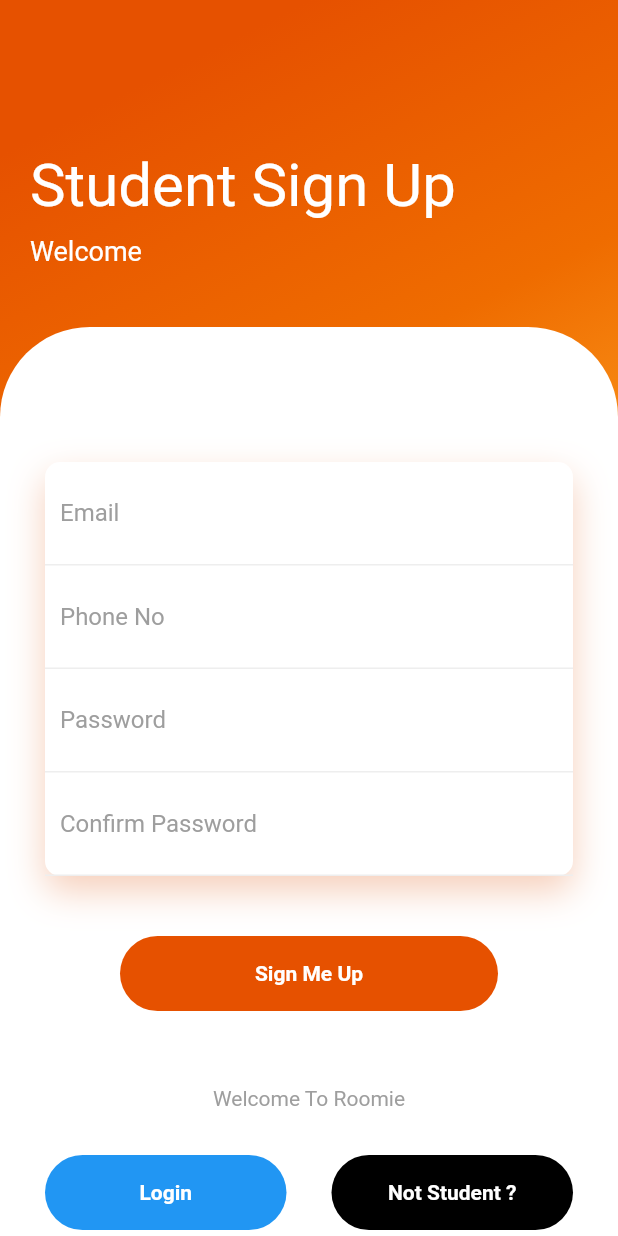
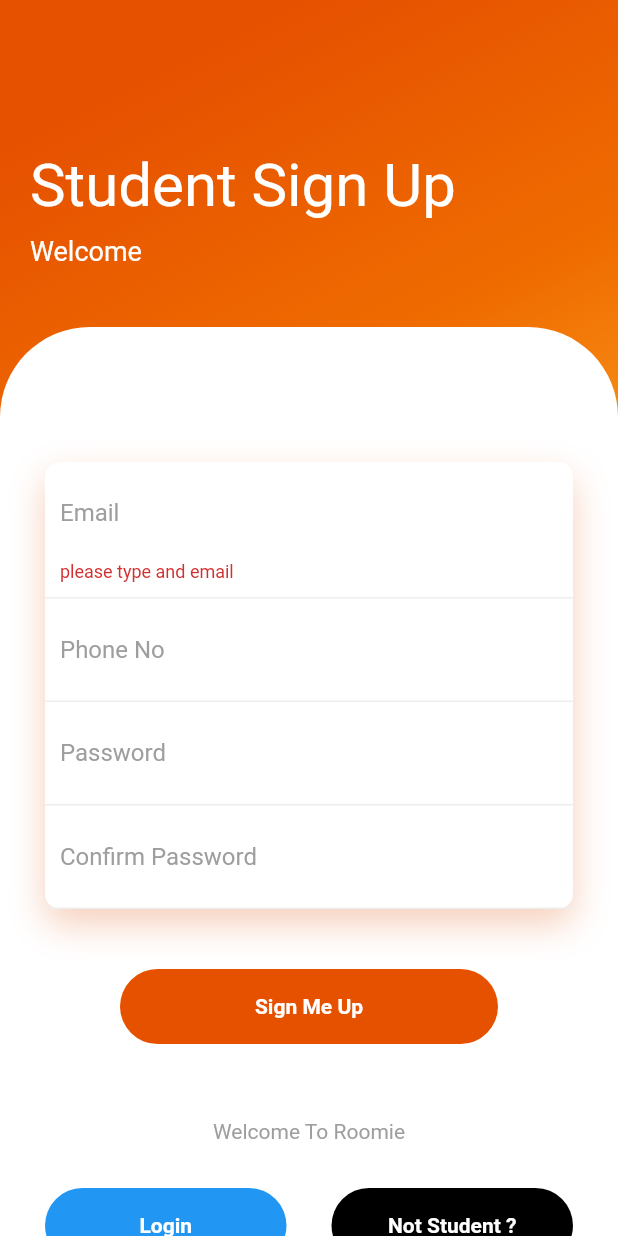
Before and after one commit to ShriyashParandkar2000/authentication_module, a Flutter app: the StudentSignUP screen opened directly, after a tap on "Sign Me Up", on a phone screen of 412 x 824 dp. Run offline on Flutter 3.47's test engine with Material 2 defaults, Android fonts, the phone set to English and light mode, and no system bars; our stand-ins replace firebase_auth, firebase_core, simple_animations; accounts and stored records are empty.

Commit message:
SignIn SignUp Auth Module is ready need cleaning

```diff
--- a/lib/SignIn.dart
+++ b/lib/SignIn.dart
@@ -1,9 +1,24 @@
+import 'package:authentication_module/main.dart';
+import 'package:firebase_auth/firebase_auth.dart';
+import 'package:firebase_core/firebase_core.dart';
 import 'package:flutter/material.dart';
 import 'package:simple_animations/simple_animations.dart';
 
-class StudentSignUP extends StatelessWidget {
+class StudentSignUP extends StatefulWidget {
+  @override
+  _StudentSignUPState createState() => _StudentSignUPState();
+}
+
+class _StudentSignUPState extends State<StudentSignUP> {
+  BuildContext _c;
+
+  String _email, _pass, _confirmPass, _phoneNumber;
+
+  final GlobalKey<FormState> _formkeySignUp = GlobalKey<FormState>();
+
   @override
   Widget build(BuildContext context) {
+    _c = context;
     return Scaffold(
       body: Container(
         width: double.infinity,
@@ -70,6 +85,8 @@ class StudentSignUP extends StatelessWidget {
                                         blurRadius: 20,
                                         offset: Offset(0, 10))
                                   ]),
+                              child: Form(
+                                key: _formkeySignUp,
                                 child: Column(
                                   children: <Widget>[
                                     Container(
@@ -78,7 +95,17 @@ class StudentSignUP extends StatelessWidget {
                                           border: Border(
                                               bottom: BorderSide(
                                                   color: Colors.grey[200]))),
-                                    child: TextField(
+                                      child: TextFormField(
+                                        onSaved: (input) => _email = input,
+                                        validator: (input) {
+                                          if (input.isEmpty) {
+                                            SnackBar(
+                                                content: Text(
+                                                    "please type and email"));
+                                            return "please type and email";
+                                          }
+                                          return null;
+                                        },
                                         decoration: InputDecoration(
                                             hintText: "Email",
                                             hintStyle:
@@ -92,7 +119,18 @@ class StudentSignUP extends StatelessWidget {
                                           border: Border(
                                               bottom: BorderSide(
                                                   color: Colors.grey[200]))),
-                                    child: TextField(
+                                      child: TextFormField(
+                                        keyboardType: TextInputType.phone,
+                                        validator: (value) {
+                                          if (value.isEmpty) {
+                                            SnackBar(
+                                                content:
+                                                    Text("Enter Phone No."));
+                                          }
+                                          return null;
+                                        },
+                                        onSaved: (newValue) =>
+                                            _phoneNumber = newValue,
                                         decoration: InputDecoration(
                                             hintText: "Phone No",
                                             hintStyle:
@@ -106,7 +144,8 @@ class StudentSignUP extends StatelessWidget {
                                           border: Border(
                                               bottom: BorderSide(
                                                   color: Colors.grey[200]))),
-                                    child: TextField(
+                                      child: TextFormField(
+                                        onSaved: (newValue) => _pass = newValue,
                                         decoration: InputDecoration(
                                             hintText: "Password",
                                             hintStyle:
@@ -120,7 +159,9 @@ class StudentSignUP extends StatelessWidget {
                                           border: Border(
                                               bottom: BorderSide(
                                                   color: Colors.grey[200]))),
-                                    child: TextField(
+                                      child: TextFormField(
+                                        onSaved: (newValue) =>
+                                            _confirmPass = newValue,
                                         decoration: InputDecoration(
                                             hintText: "Confirm Password",
                                             hintStyle:
@@ -130,6 +171,7 @@ class StudentSignUP extends StatelessWidget {
                                     ),
                                   ],
                                 ),
+                              ),
                             )),
                         SizedBox(
                           height: 40,
@@ -137,7 +179,9 @@ class StudentSignUP extends StatelessWidget {
                         FadeAnimation(
                             1.6,
                             GestureDetector(
-                              onTap: () {},
+                              onTap: () {
+                                signUp();
+                              },
                               child: Container(
                                 height: 50,
                                 margin: EdgeInsets.symmetric(horizontal: 50),
@@ -228,6 +272,28 @@ class StudentSignUP extends StatelessWidget {
       ),
     );
   }
+
+  Future<void> signUp() async {
+    final formstate = _formkeySignUp.currentState;
+
+    // if (_pass.toString() == _confirmPass.toString() &&
+    //     _phoneNumber.toString().length == 10) {
+    if (formstate.validate()) {
+      // Login to firebase
+      formstate.save();
+      await Firebase.initializeApp();
+      try {
+        UserCredential user = await FirebaseAuth.instance
+            .createUserWithEmailAndPassword(email: _email, password: _pass);
+
+        Navigator.of(context).pop();
+        Navigator.push(_c, MaterialPageRoute(builder: (context) => HomePage()));
+        user = user;
+      } catch (e) {
+        print(e.message);
+      }
+    }
+  }
 }
 
 // ##################################################################################
--- a/lib/home.dart
+++ b/lib/home.dart
@@ -1,7 +1,10 @@
+import 'package:firebase_auth/firebase_auth.dart';
 import 'package:flutter/material.dart';
 
 class Home extends StatefulWidget {
-  Home({Key key}) : super(key: key);
+  Home({Key key, this.user}) : super(key: key);
+
+  final UserCredential user;
 
   @override
   _HomeState createState() => _HomeState();
@@ -15,8 +18,9 @@ class _HomeState extends State<Home> {
         title: Text("Home"),
       ),
       body: Container(
-        child: Text("Done!"),
-      ),
+          child: Center(
+              // child: Text("Home ${widget.user.email}"),
+              )),
     );
   }
 }
--- a/lib/main.dart
+++ b/lib/main.dart
@@ -11,12 +11,16 @@ void main() => runApp(MaterialApp(
       home: HomePage(),
     ));
 
-class HomePage extends StatelessWidget {
+class HomePage extends StatefulWidget {
   @override
+  _HomePageState createState() => _HomePageState();
+}
+
+class _HomePageState extends State<HomePage> {
+  final GlobalKey<FormState> _formkey = GlobalKey<FormState>();
+  String _email, _password;
   BuildContext _c;
-  String _email, _password;
-  final GlobalKey<FormState> _formkey = GlobalKey<FormState>();
-
+  @override
   Widget build(BuildContext context) {
     _c = context;
     return Scaffold(
@@ -112,6 +116,7 @@ class HomePage extends StatelessWidget {
                                                     "please type and email"));
                                             return "please type and email";
                                           }
+                                          return null;
                                         },
                                         onSaved: (input) => _email = input,
                                         decoration: InputDecoration(
@@ -135,6 +140,7 @@ class HomePage extends StatelessWidget {
                                                     "please type a Password"));
                                             return "please enter password";
                                           }
+                                          return null;
                                         },
                                         onSaved: (input) => _password = input,
                                         decoration: InputDecoration(
@@ -296,7 +302,8 @@ class HomePage extends StatelessWidget {
         UserCredential user = await FirebaseAuth.instance
             .signInWithEmailAndPassword(email: _email, password: _password);
 
-        Navigator.push(_c, MaterialPageRoute(builder: (context) => Home()));
+        Navigator.push(
+            _c, MaterialPageRoute(builder: (context) => Home(user: user)));
       } catch (e) {
         print(e.message);
       }
```
Lines whose indentation alone changed are shown as unchanged.
